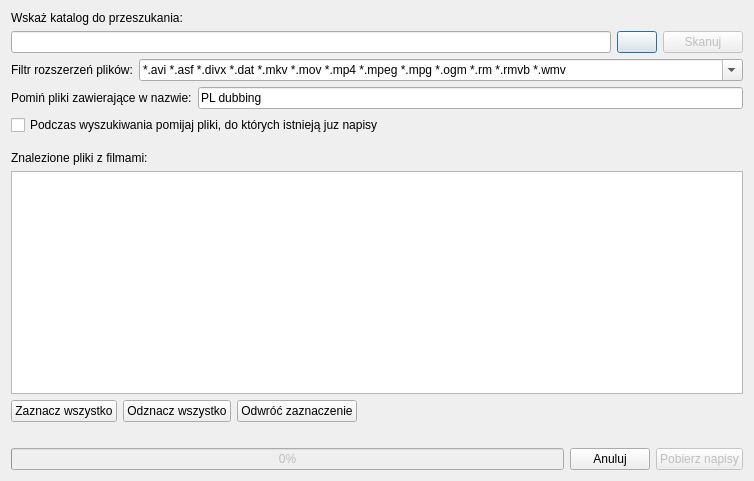
Above: ui/frmscan.ui from QNapi/qnapi before the change. Below: the same form after it.
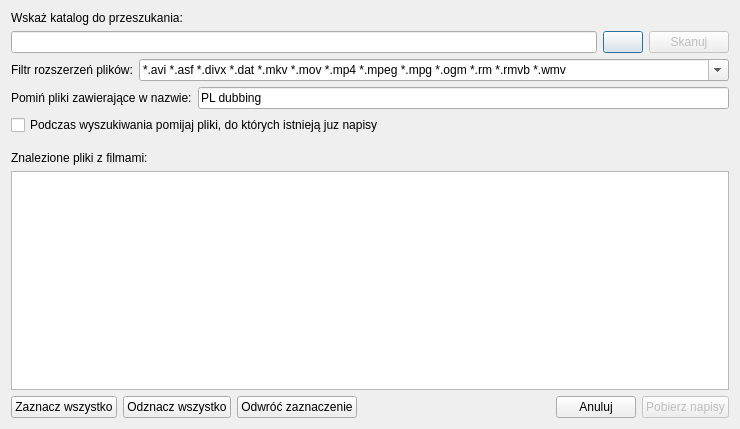
That is the form after the change. Icons and pictures are not drawn. Custom widgets are drawn as their Qt base class.

Commit message: Zmiany w skanowaniu katalogow:  * Napisy pobierane sa w okienku frmProgress, a nie w frmScan, jak dotychczas  * Pokazywanie okna skanowania katalogow, gdy jako pierwszy argument podano katalog

Patch:
```diff
--- a/ui/frmscan.ui
+++ b/ui/frmscan.ui
@@ -5,8 +5,8 @@
    <rect>
     <x>0</x>
     <y>0</y>
-    <width>754</width>
-    <height>481</height>
+    <width>740</width>
+    <height>429</height>
    </rect>
   </property>
   <property name="minimumSize" >
@@ -22,15 +22,15 @@
    <iconset resource="../res/resources.qrc" >
     <normaloff>:/icon/qnapi-48-icon.png</normaloff>:/icon/qnapi-48-icon.png</iconset>
   </property>
-  <layout class="QVBoxLayout" >
-   <item>
+  <layout class="QGridLayout" name="gridLayout" >
+   <item row="0" column="0" >
     <widget class="QLabel" name="lbDirectory" >
      <property name="text" >
       <string>Wskaż katalog do przeszukania:</string>
      </property>
     </widget>
    </item>
-   <item>
+   <item row="1" column="0" >
     <layout class="QHBoxLayout" >
      <item>
       <widget class="QLineEdit" name="leDirectory" >
@@ -65,7 +65,7 @@
      </item>
     </layout>
    </item>
-   <item>
+   <item row="2" column="0" >
     <layout class="QHBoxLayout" >
      <property name="topMargin" >
       <number>0</number>
@@ -100,12 +100,9 @@
        </item>
       </widget>
      </item>
-     <item>
-      <layout class="QHBoxLayout" />
-     </item>
     </layout>
    </item>
-   <item>
+   <item row="3" column="0" >
     <layout class="QHBoxLayout" >
      <property name="topMargin" >
       <number>0</number>
@@ -126,14 +123,14 @@
      </item>
     </layout>
    </item>
-   <item>
+   <item row="4" column="0" >
     <widget class="QCheckBox" name="cbSkipIfSubtitlesExists" >
      <property name="text" >
       <string>Podczas wyszukiwania pomijaj pliki, do których istnieją juz napisy</string>
      </property>
     </widget>
    </item>
-   <item>
+   <item row="5" column="0" >
     <layout class="QVBoxLayout" >
      <property name="topMargin" >
       <number>10</number>
@@ -147,6 +144,12 @@
      </item>
      <item>
       <widget class="QCheckedListWidget" name="lwMovies" >
+       <property name="minimumSize" >
+        <size>
+         <width>695</width>
+         <height>170</height>
+        </size>
+       </property>
        <property name="editTriggers" >
         <set>QAbstractItemView::NoEditTriggers</set>
        </property>
@@ -197,35 +200,6 @@
          </property>
         </spacer>
        </item>
-      </layout>
-     </item>
-    </layout>
-   </item>
-   <item>
-    <widget class="QLabel" name="lbAction" >
-     <property name="text" >
-      <string/>
-     </property>
-    </widget>
-   </item>
-   <item>
-    <layout class="QHBoxLayout" >
-     <property name="leftMargin" >
-      <number>0</number>
-     </property>
-     <property name="topMargin" >
-      <number>0</number>
-     </property>
-     <item>
-      <widget class="QProgressBar" name="pbProgress" >
-       <property name="enabled" >
-        <bool>false</bool>
-       </property>
-       <property name="value" >
-        <number>0</number>
-       </property>
-      </widget>
-     </item>
      <item>
       <widget class="QPushButton" name="pbCancel" >
        <property name="text" >
@@ -246,6 +220,8 @@
     </layout>
    </item>
   </layout>
+   </item>
+  </layout>
  </widget>
  <customwidgets>
   <customwidget>
```
Left out of the diff: 34 changed lines with no effect on the pictures. Lines whose indentation alone changed are shown as unchanged. The commit also changes 4 other files.
